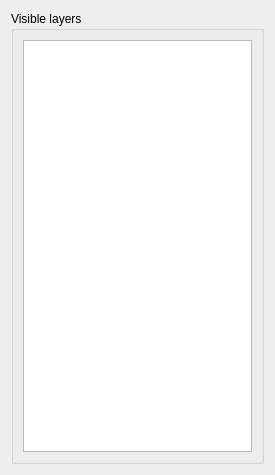
First picture: the form in povi/tools.ui, repository Ylannl/povipy, before the edit.
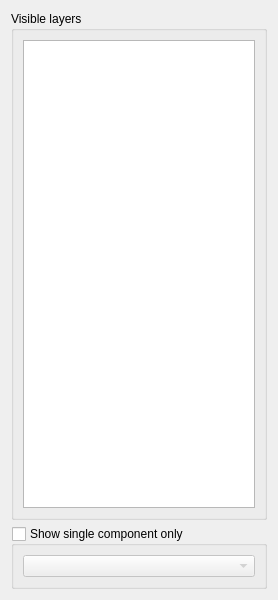
Second picture: the form after the edit.

The edit to the form file:
```diff
--- a/povi/tools.ui
+++ b/povi/tools.ui
@@ -6,14 +6,14 @@
    <rect>
     <x>0</x>
     <y>0</y>
-    <width>275</width>
-    <height>475</height>
+    <width>278</width>
+    <height>600</height>
    </rect>
   </property>
   <property name="minimumSize">
    <size>
     <width>275</width>
-    <height>475</height>
+    <height>600</height>
    </size>
   </property>
   <property name="windowTitle">
@@ -27,18 +27,44 @@
      </property>
      <layout class="QVBoxLayout" name="verticalLayout_2">
       <item>
-       <widget class="QListWidget" name="listWidget_layers">
-        <property name="alternatingRowColors">
-         <bool>false</bool>
-        </property>
+       <widget class="QTreeWidget" name="treeWidget_layers">
         <property name="selectionMode">
          <enum>QAbstractItemView::MultiSelection</enum>
         </property>
+        <property name="headerHidden">
+         <bool>true</bool>
+        </property>
+        <property name="expandsOnDoubleClick">
+         <bool>false</bool>
+        </property>
+        <column>
+         <property name="text">
+          <string>Layer</string>
+         </property>
+        </column>
        </widget>
       </item>
      </layout>
     </widget>
    </item>
+   <item>
+    <widget class="QGroupBox" name="groupBox_component">
+     <property name="title">
+      <string>Show single component only</string>
+     </property>
+     <property name="checkable">
+      <bool>true</bool>
+     </property>
+     <property name="checked">
+      <bool>false</bool>
+     </property>
+     <layout class="QVBoxLayout" name="verticalLayout_4">
+      <item>
+       <widget class="QComboBox" name="comboBox_component"/>
+      </item>
+     </layout>
+    </widget>
+   </item>
   </layout>
  </widget>
  <resources/>
```
